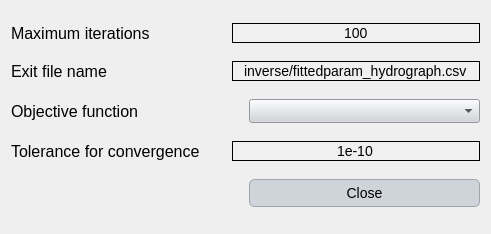
Before: the Qt Designer form Source_code/ui/calibration_advanced_settings_hydrograph.ui in Inigobarbe/VFSMOD-GUI, drawn with Qt 5.
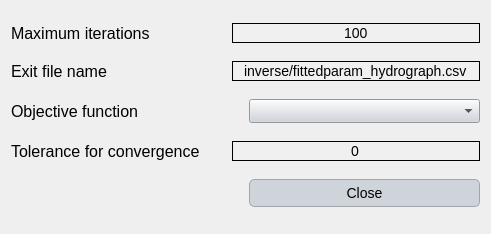
After: the same form once the commit is applied.

What changed in the file:
```diff
--- a/Source_code/ui/calibration_advanced_settings_hydrograph.ui
+++ b/Source_code/ui/calibration_advanced_settings_hydrograph.ui
@@ -212,7 +212,7 @@
         <cursorShape>IBeamCursor</cursorShape>
        </property>
        <property name="text">
-        <string>1e-10</string>
+        <string>0</string>
        </property>
        <property name="alignment">
         <set>Qt::AlignCenter</set>
```
